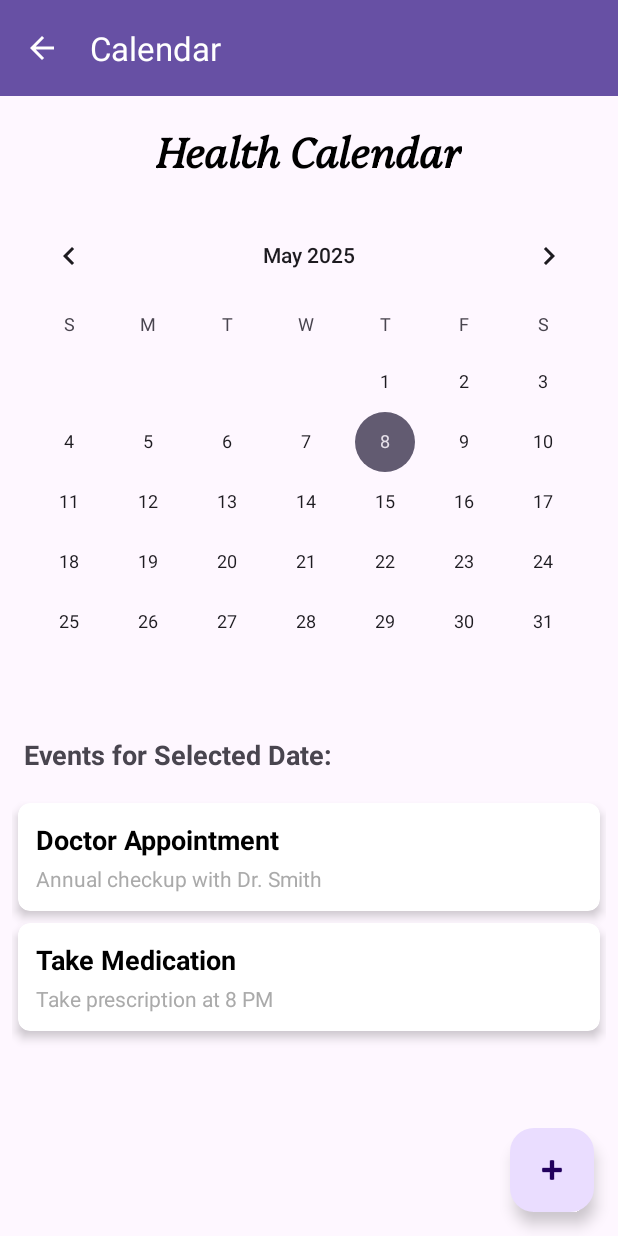
After one commit to la9lou9/android, an Android app: the CalendarActivity screen opened directly, with no data from a screen before it, on a phone screen of 412 x 824 dp. The commit adds this screen. Run offline under Robolectric (Android 15) with nearby library versions, the phone set to English and light mode, and no system bars.

Commit message:
change icon

```diff
--- /dev/null
+++ b/app/src/main/java/com/example/myapplication/CalendarActivity.java
@@ -0,0 +1,224 @@
+package com.example.myapplication;
+
+import android.os.Bundle;
+import android.view.MenuItem;
+import android.view.View;
+import android.widget.CalendarView;
+import android.widget.Toast;
+
+import androidx.annotation.NonNull;
+import androidx.appcompat.app.AppCompatActivity;
+import androidx.appcompat.widget.Toolbar;
+import androidx.recyclerview.widget.LinearLayoutManager;
+import androidx.recyclerview.widget.RecyclerView;
+
+import com.google.android.material.floatingactionbutton.FloatingActionButton;
+
+import java.util.ArrayList;
+import java.util.Calendar;
+import java.util.Date;
+import java.util.HashMap;
+import java.util.List;
+import java.util.Map;
+
+public class CalendarActivity extends AppCompatActivity {
+
+    private CalendarView calendarView;
+    private RecyclerView eventsRecyclerView;
+    private FloatingActionButton fabAddEvent;
+
+    // This is a simple in-memory storage for events - in a real app you'd use a database
+    private Map<String, List<CalendarEvent>> eventsByDate = new HashMap<>();
+
+    @Override
+    protected void onCreate(Bundle savedInstanceState) {
+        super.onCreate(savedInstanceState);
+        setContentView(R.layout.calendar_layout);
+
+        // Set up the toolbar
+        Toolbar toolbar = findViewById(R.id.toolbar_calendar);
+        setSupportActionBar(toolbar);
+        getSupportActionBar().setDisplayHomeAsUpEnabled(true);
+        getSupportActionBar().setTitle("Calendar");
+
+        // Initialize views
+        calendarView = findViewById(R.id.calendarView);
+        eventsRecyclerView = findViewById(R.id.events_recycler_view);
+        fabAddEvent = findViewById(R.id.fab_add_event);
+
+        // Set up RecyclerView
+        eventsRecyclerView.setLayoutManager(new LinearLayoutManager(this));
+
+        // For demonstration, let's add some sample events
+        addSampleEvents();
+
+        // Set up calendar date change listener
+        calendarView.setOnDateChangeListener(new CalendarView.OnDateChangeListener() {
+            @Override
+            public void onSelectedDayChange(@NonNull CalendarView view, int year, int month, int dayOfMonth) {
+                // Month is 0-based in Calendar
+                String dateKey = formatDateKey(year, month, dayOfMonth);
+                updateEventsForDate(dateKey);
+            }
+        });
+
+        // Set up add event button
+        fabAddEvent.setOnClickListener(new View.OnClickListener() {
+            @Override
+            public void onClick(View v) {
+                // Get the currently selected date
+                long dateMillis = calendarView.getDate();
+                Calendar calendar = Calendar.getInstance();
+                calendar.setTimeInMillis(dateMillis);
+                int year = calendar.get(Calendar.YEAR);
+                int month = calendar.get(Calendar.MONTH);
+                int day = calendar.get(Calendar.DAY_OF_MONTH);
+
+                // In a real app, you would show a dialog to add a new event
+                // For this example, we'll just add a hardcoded event
+                String dateKey = formatDateKey(year, month, day);
+                addEvent(dateKey, "New Health Event", "Default description");
+                updateEventsForDate(dateKey);
+
+                Toast.makeText(CalendarActivity.this, "New event added!", Toast.LENGTH_SHORT).show();
+            }
+        });
+
+        // Show events for the current date
+        Calendar calendar = Calendar.getInstance();
+        String currentDateKey = formatDateKey(
+                calendar.get(Calendar.YEAR),
+                calendar.get(Calendar.MONTH),
+                calendar.get(Calendar.DAY_OF_MONTH)
+        );
+        updateEventsForDate(currentDateKey);
+    }
+
+    private String formatDateKey(int year, int month, int day) {
+        // Create a consistent date key format: YYYY-MM-DD
+        return year + "-" + (month + 1) + "-" + day;
+    }
+
+    private void addEvent(String dateKey, String title, String description) {
+        CalendarEvent event = new CalendarEvent();
+        event.setTitle(title);
+        event.setDescription(description);
+        event.setDate(dateKey);
+
+        if (!eventsByDate.containsKey(dateKey)) {
+            eventsByDate.put(dateKey, new ArrayList<>());
+        }
+
+        eventsByDate.get(dateKey).add(event);
+    }
+
+    private void updateEventsForDate(String dateKey) {
+        List<CalendarEvent> events = eventsByDate.getOrDefault(dateKey, new ArrayList<>());
+        EventAdapter adapter = new EventAdapter(events);
+        eventsRecyclerView.setAdapter(adapter);
+    }
+
+    private void addSampleEvents() {
+        // Add some sample events for demonstration
+        Calendar calendar = Calendar.getInstance();
+
+        // Event for today
+        String today = formatDateKey(
+                calendar.get(Calendar.YEAR),
+                calendar.get(Calendar.MONTH),
+                calendar.get(Calendar.DAY_OF_MONTH)
+        );
+        addEvent(today, "Doctor Appointment", "Annual checkup with Dr. Smith");
+        addEvent(today, "Take Medication", "Take prescription at 8 PM");
+
+        // Event for tomorrow
+        calendar.add(Calendar.DAY_OF_MONTH, 1);
+        String tomorrow = formatDateKey(
+                calendar.get(Calendar.YEAR),
+                calendar.get(Calendar.MONTH),
+                calendar.get(Calendar.DAY_OF_MONTH)
+        );
+        addEvent(tomorrow, "Lab Test", "Blood work at City Hospital");
+    }
+
+    @Override
+    public boolean onOptionsItemSelected(MenuItem item) {
+        if (item.getItemId() == android.R.id.home) {
+            finish();
+            return true;
+        }
+        return super.onOptionsItemSelected(item);
+    }
+
+    // Model class for calendar events
+    public static class CalendarEvent {
+        private String title;
+        private String description;
+        private String date;
+
+        public String getTitle() {
+            return title;
+        }
+
+        public void setTitle(String title) {
+            this.title = title;
+        }
+
+        public String getDescription() {
+            return description;
+        }
+
+        public void setDescription(String description) {
+            this.description = description;
+        }
+
+        public String getDate() {
+            return date;
+        }
+
+        public void setDate(String date) {
+            this.date = date;
+        }
+    }
+
+    // Adapter for displaying events in the RecyclerView
+    private class EventAdapter extends RecyclerView.Adapter<EventAdapter.EventViewHolder> {
+
+        private List<CalendarEvent> events;
+
+        public EventAdapter(List<CalendarEvent> events) {
+            this.events = events;
+        }
+
+        @NonNull
+        @Override
+        public EventViewHolder onCreateViewHolder(@NonNull android.view.ViewGroup parent, int viewType) {
+            // Create a new view using the event_item layout (which we'll create next)
+            android.view.View view = getLayoutInflater().inflate(R.layout.event_item, parent, false);
+            return new EventViewHolder(view);
+        }
+
+        @Override
+        public void onBindViewHolder(@NonNull EventViewHolder holder, int position) {
+            CalendarEvent event = events.get(position);
+            holder.eventTitle.setText(event.getTitle());
+            holder.eventDescription.setText(event.getDescription());
+        }
+
+        @Override
+        public int getItemCount() {
+            return events.size();
+        }
+
+        class EventViewHolder extends RecyclerView.ViewHolder {
+            android.widget.TextView eventTitle;
+            android.widget.TextView eventDescription;
+
+            public EventViewHolder(@NonNull android.view.View itemView) {
+                super(itemView);
+                eventTitle = itemView.findViewById(R.id.event_title);
+                eventDescription = itemView.findViewById(R.id.event_description);
+            }
+        }
+    }
+}
--- a/app/src/main/java/com/example/myapplication/MainActivity.java
+++ b/app/src/main/java/com/example/myapplication/MainActivity.java
@@ -80,6 +80,14 @@ public class MainActivity extends AppCompatActivity {
 
         });
 
+        cardView6.setOnClickListener(v -> {
+
+            Intent intent = new Intent(MainActivity.this, CalendarActivity.class);
+            startActivity(intent);
+
+        });
+
+
         drawerLayout = findViewById(R.id.drawer_layout);
         navigationView = findViewById(R.id.nav_view);
 
--- /dev/null
+++ b/app/src/main/res/layout/calendar_layout.xml
@@ -0,0 +1,67 @@
+<?xml version="1.0" encoding="utf-8"?>
+<RelativeLayout xmlns:android="http://schemas.android.com/apk/res/android"
+    xmlns:app="http://schemas.android.com/apk/res-auto"
+    xmlns:tools="http://schemas.android.com/tools"
+    android:layout_width="match_parent"
+    android:layout_height="match_parent">
+
+    <androidx.appcompat.widget.Toolbar
+        android:id="@+id/toolbar_calendar"
+        android:layout_width="match_parent"
+        android:layout_height="wrap_content"
+        android:background="?attr/colorPrimary"
+        android:elevation="4dp"
+        android:theme="@style/ThemeOverlay.AppCompat.Dark.ActionBar"
+        app:popupTheme="@style/ThemeOverlay.AppCompat.Light" />
+
+    <TextView
+        android:id="@+id/calendar_title"
+        android:layout_width="wrap_content"
+        android:layout_height="wrap_content"
+        android:layout_below="@id/toolbar_calendar"
+        android:layout_centerHorizontal="true"
+        android:layout_marginTop="16dp"
+        android:fontFamily="@font/platypi"
+        android:text="Health Calendar"
+        android:textColor="@color/black"
+        android:textSize="28sp"
+        android:textStyle="bold" />
+
+    <CalendarView
+        android:id="@+id/calendarView"
+        android:layout_width="match_parent"
+        android:layout_height="wrap_content"
+        android:layout_below="@id/calendar_title"
+        android:layout_marginTop="16dp" />
+
+    <TextView
+        android:id="@+id/events_title"
+        android:layout_width="wrap_content"
+        android:layout_height="wrap_content"
+        android:layout_below="@id/calendarView"
+        android:layout_marginStart="16dp"
+        android:layout_marginTop="16dp"
+        android:text="Events for Selected Date:"
+        android:textSize="18sp"
+        android:textStyle="bold" />
+
+    <androidx.recyclerview.widget.RecyclerView
+        android:id="@+id/events_recycler_view"
+        android:layout_width="match_parent"
+        android:layout_height="match_parent"
+        android:layout_below="@id/events_title"
+        android:layout_marginTop="8dp"
+        android:layout_marginBottom="8dp"
+        android:padding="8dp" />
+
+    <com.google.android.material.floatingactionbutton.FloatingActionButton
+        android:id="@+id/fab_add_event"
+        android:layout_width="wrap_content"
+        android:layout_height="wrap_content"
+        android:layout_alignParentEnd="true"
+        android:layout_alignParentBottom="true"
+        android:layout_margin="16dp"
+        android:contentDescription="Add Event"
+        android:src="@android:drawable/ic_input_add" />
+
+</RelativeLayout>
--- /dev/null
+++ b/app/src/main/res/layout/event_item.xml
@@ -0,0 +1,34 @@
+<?xml version="1.0" encoding="utf-8"?>
+<androidx.cardview.widget.CardView xmlns:android="http://schemas.android.com/apk/res/android"
+    xmlns:app="http://schemas.android.com/apk/res-auto"
+    android:layout_width="match_parent"
+    android:layout_height="wrap_content"
+    android:layout_margin="4dp"
+    app:cardCornerRadius="8dp"
+    app:cardElevation="4dp">
+
+    <LinearLayout
+        android:layout_width="match_parent"
+        android:layout_height="wrap_content"
+        android:orientation="vertical"
+        android:padding="12dp">
+
+        <TextView
+            android:id="@+id/event_title"
+            android:layout_width="match_parent"
+            android:layout_height="wrap_content"
+            android:textSize="18sp"
+            android:textStyle="bold"
+            android:textColor="@color/black" />
+
+        <TextView
+            android:id="@+id/event_description"
+            android:layout_width="match_parent"
+            android:layout_height="wrap_content"
+            android:layout_marginTop="4dp"
+            android:textSize="14sp"
+            android:textColor="@android:color/darker_gray" />
+
+    </LinearLayout>
+
+</androidx.cardview.widget.CardView>
--- a/app/src/main/res/values/strings.xml
+++ b/app/src/main/res/values/strings.xml
@@ -11,4 +11,8 @@
     <string name="name">test</string>
     <string name="mail">test@test.com</string>
 
+    <string name="calendar_title">Health Calendar</string>
+    <string name="add_event">Add Event</string>
+    <string name="events_for_date">Events for Selected Date:</string>
+    <string name="no_events">No events for this date</string>
 </resources>
```
Also changed, not shown: app/src/main/AndroidManifest.xml (+8 -0 lines).
